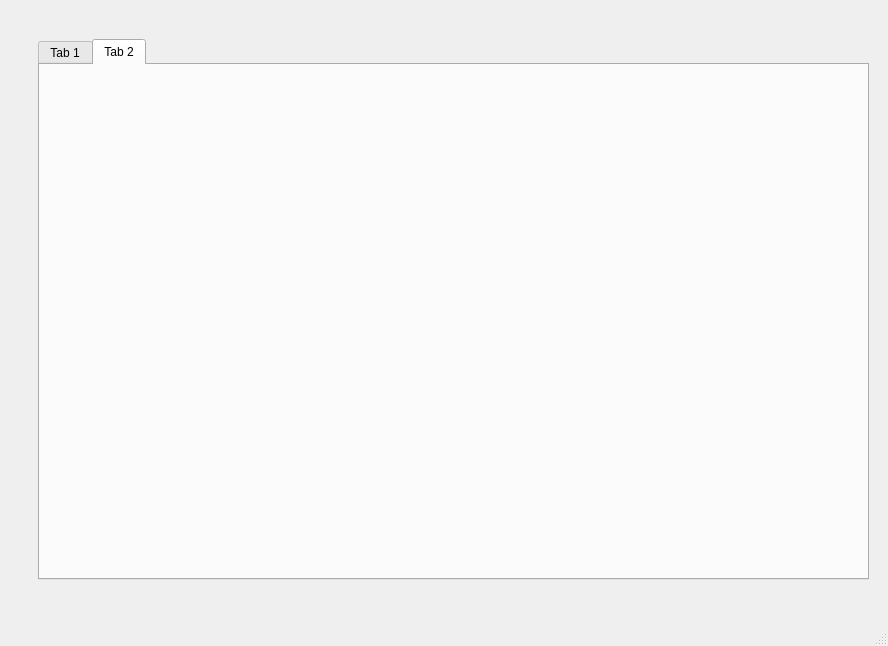
Above: src/omviz.ui from rock-core/tools-graph_analysis before the change. Below: the same form after it.
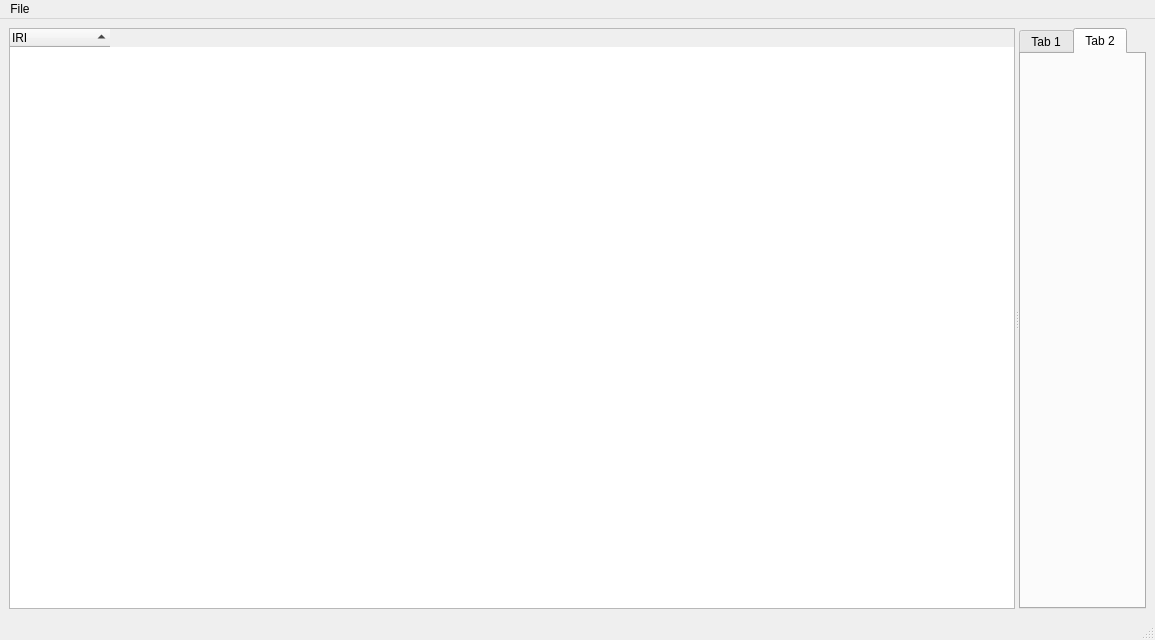
That is the form after the change. The open tabs and pages were chosen to show the change.

Commit message: Add approach for listing ABox in QTreeView

```diff
--- a/src/omviz.ui
+++ b/src/omviz.ui
@@ -6,23 +6,55 @@
    <rect>
     <x>0</x>
     <y>0</y>
-    <width>888</width>
-    <height>646</height>
+    <width>1155</width>
+    <height>640</height>
    </rect>
   </property>
   <property name="windowTitle">
    <string>Omviz -- Analyzing Multi-Robot Organizations</string>
   </property>
   <widget class="QWidget" name="centralwidget">
+   <layout class="QVBoxLayout" name="verticalLayout">
+    <item>
+     <widget class="QSplitter" name="splitter">
+      <property name="orientation">
+       <enum>Qt::Horizontal</enum>
+      </property>
+      <widget class="QTreeWidget" name="treeWidget">
+       <property name="sizePolicy">
+        <sizepolicy hsizetype="Expanding" vsizetype="Expanding">
+         <horstretch>1</horstretch>
+         <verstretch>1</verstretch>
+        </sizepolicy>
+       </property>
+       <property name="autoExpandDelay">
+        <number>-1</number>
+       </property>
+       <property name="indentation">
+        <number>20</number>
+       </property>
+       <property name="uniformRowHeights">
+        <bool>true</bool>
+       </property>
+       <property name="sortingEnabled">
+        <bool>true</bool>
+       </property>
+       <property name="wordWrap">
+        <bool>false</bool>
+       </property>
+       <attribute name="headerCascadingSectionResizes">
+        <bool>true</bool>
+       </attribute>
+       <attribute name="headerStretchLastSection">
+        <bool>false</bool>
+       </attribute>
+       <column>
+        <property name="text">
+         <string notr="true">IRI</string>
+        </property>
+       </column>
+      </widget>
    <widget class="QTabWidget" name="tabWidget">
-    <property name="geometry">
-     <rect>
-      <x>38</x>
-      <y>39</y>
-      <width>831</width>
-      <height>541</height>
-     </rect>
-    </property>
     <property name="currentIndex">
      <number>0</number>
     </property>
@@ -38,15 +70,27 @@
     </widget>
    </widget>
   </widget>
+    </item>
+   </layout>
+   <zorder>tabWidget</zorder>
+   <zorder>treeWidget</zorder>
+  </widget>
   <widget class="QMenuBar" name="menubar">
    <property name="geometry">
     <rect>
      <x>0</x>
      <y>0</y>
-     <width>888</width>
+     <width>1155</width>
      <height>23</height>
     </rect>
    </property>
+   <widget class="QMenu" name="menuFile">
+    <property name="title">
+     <string>File</string>
+    </property>
+    <addaction name="actionOpen"/>
+   </widget>
+   <addaction name="menuFile"/>
   </widget>
   <widget class="QStatusBar" name="statusbar"/>
  </widget>
```
Left out of the diff: 13 changed lines with no effect on the pictures. Lines whose indentation alone changed are shown as unchanged. The commit also changes 1 other file.
